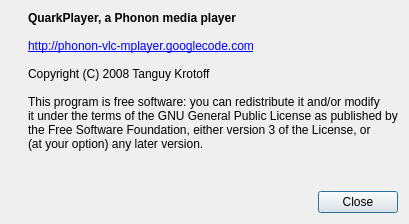
Before: the Qt Designer form quarkplayer/AboutWindow.ui in tkrotoff/QuarkPlayer, drawn with Qt 5.
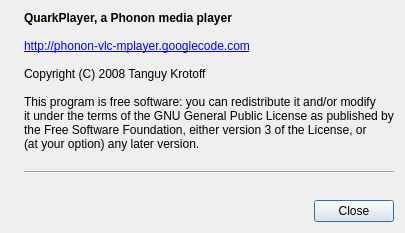
After: the same form once the commit is applied. Icons and pictures are not drawn.

```diff
--- a/quarkplayer/AboutWindow.ui
+++ b/quarkplayer/AboutWindow.ui
@@ -5,15 +5,15 @@
    <rect>
     <x>0</x>
     <y>0</y>
-    <width>409</width>
-    <height>224</height>
+    <width>399</width>
+    <height>233</height>
    </rect>
   </property>
   <property name="windowTitle" >
    <string>About</string>
   </property>
   <layout class="QGridLayout" name="gridLayout" >
-   <item rowspan="2" row="0" column="0" >
+   <item rowspan="3" row="0" column="0" >
     <widget class="QLabel" name="logoLabel" >
      <property name="pixmap" >
       <pixmap resource="quarkplayer.qrc" >:/icons/hi48-app-quarkplayer.png</pixmap>
@@ -44,9 +44,16 @@
     </widget>
    </item>
    <item row="1" column="1" >
+    <widget class="Line" name="line" >
+     <property name="orientation" >
+      <enum>Qt::Horizontal</enum>
+     </property>
+    </widget>
+   </item>
+   <item row="2" column="1" >
     <widget class="QLabel" name="versionLabel" />
    </item>
-   <item row="2" column="0" colspan="2" >
+   <item row="3" column="0" colspan="2" >
     <widget class="QDialogButtonBox" name="buttonBox" >
      <property name="standardButtons" >
       <set>QDialogButtonBox::Close</set>
```
